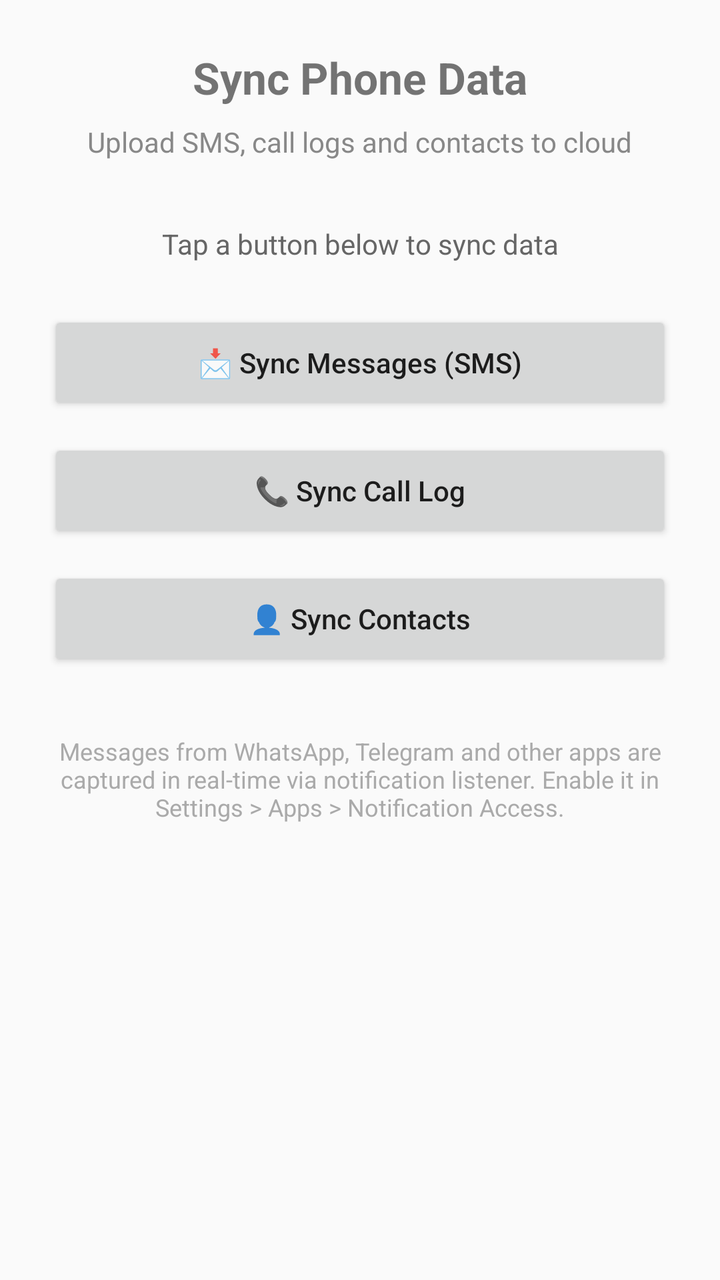
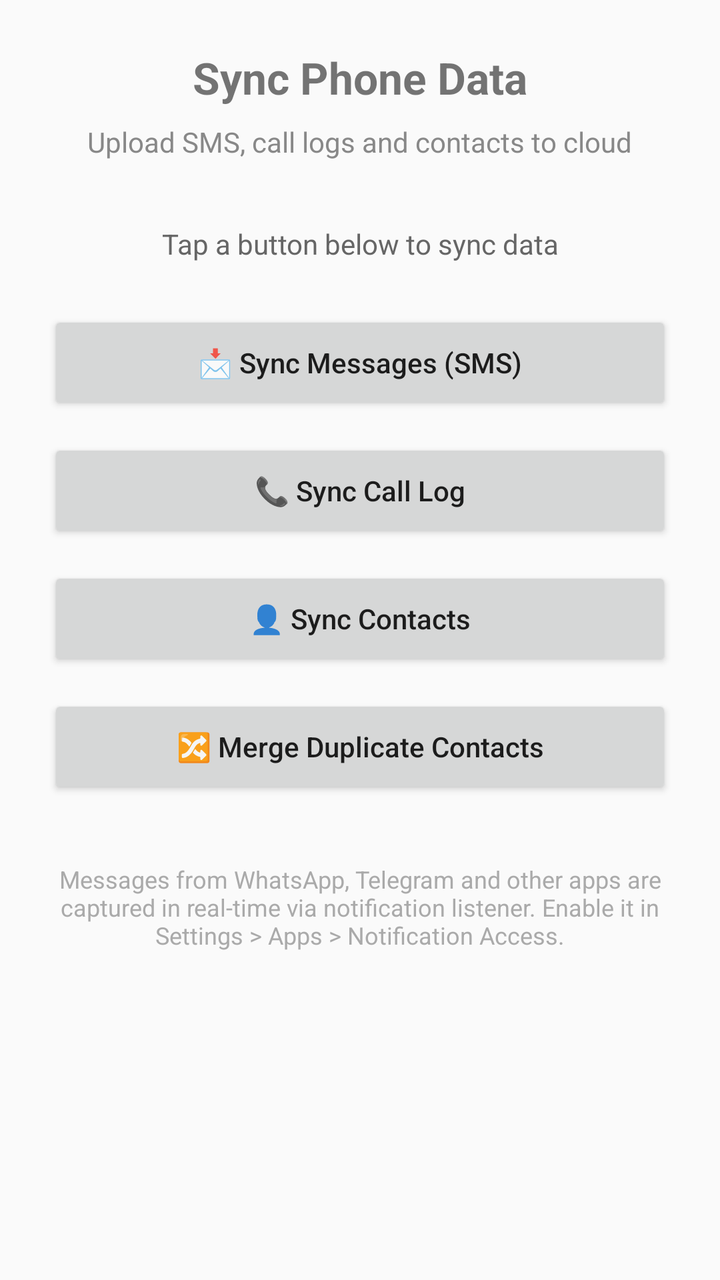

Screens rendered from an Android XML layout before and after an edit, with the pre-edit source and the edit as a unified diff.
<!-- AndroidManifest.xml: application theme Theme.LocationTracker -->
<!-- res/layout/activity_data_sync.xml -->
<?xml version="1.0" encoding="utf-8"?>
<LinearLayout xmlns:android="http://schemas.android.com/apk/res/android"
    android:layout_width="match_parent"
    android:layout_height="match_parent"
    android:orientation="vertical"
    android:padding="24dp"
    android:gravity="center_horizontal">

    <TextView
        android:layout_width="wrap_content"
        android:layout_height="wrap_content"
        android:text="Sync Phone Data"
        android:textSize="22sp"
        android:textStyle="bold"
        android:layout_marginBottom="8dp" />

    <TextView
        android:layout_width="wrap_content"
        android:layout_height="wrap_content"
        android:text="Upload SMS, call logs and contacts to cloud"
        android:textSize="14sp"
        android:textColor="#888"
        android:layout_marginBottom="32dp" />

    <TextView
        android:id="@+id/sync_status"
        android:layout_width="match_parent"
        android:layout_height="wrap_content"
        android:text="Tap a button below to sync data"
        android:textSize="14sp"
        android:textColor="#666"
        android:gravity="center"
        android:layout_marginBottom="24dp" />

    <Button
        android:id="@+id/sync_messages_btn"
        android:layout_width="match_parent"
        android:layout_height="52dp"
        android:text="📩 Sync Messages (SMS)"
        android:layout_marginBottom="12dp"
        android:textAllCaps="false" />

    <Button
        android:id="@+id/sync_calls_btn"
        android:layout_width="match_parent"
        android:layout_height="52dp"
        android:text="📞 Sync Call Log"
        android:layout_marginBottom="12dp"
        android:textAllCaps="false" />

    <Button
        android:id="@+id/sync_contacts_btn"
        android:layout_width="match_parent"
        android:layout_height="52dp"
        android:text="👤 Sync Contacts"
        android:layout_marginBottom="24dp"
        android:textAllCaps="false" />

    <TextView
        android:layout_width="wrap_content"
        android:layout_height="wrap_content"
        android:text="Messages from WhatsApp, Telegram and other apps are captured in real-time via notification listener. Enable it in Settings &gt; Apps &gt; Notification Access."
        android:textSize="12sp"
        android:textColor="#aaa"
        android:gravity="center"
        android:layout_marginTop="8dp" />

</LinearLayout>
<!-- resources referenced by this layout -->
<resources>
  <style name="Theme.LocationTracker" parent="Theme.AppCompat.Light.NoActionBar" />
</resources>

<!-- the commit's change to res/layout/activity_data_sync.xml (unified diff, before → after) -->
@@ -53,6 +53,14 @@
         android:layout_width="match_parent"
         android:layout_height="52dp"
         android:text="👤 Sync Contacts"
+        android:layout_marginBottom="12dp"
+        android:textAllCaps="false" />
+
+    <Button
+        android:id="@+id/merge_contacts_btn"
+        android:layout_width="match_parent"
+        android:layout_height="52dp"
+        android:text="🔀 Merge Duplicate Contacts"
         android:layout_marginBottom="24dp"
         android:textAllCaps="false" />
 
